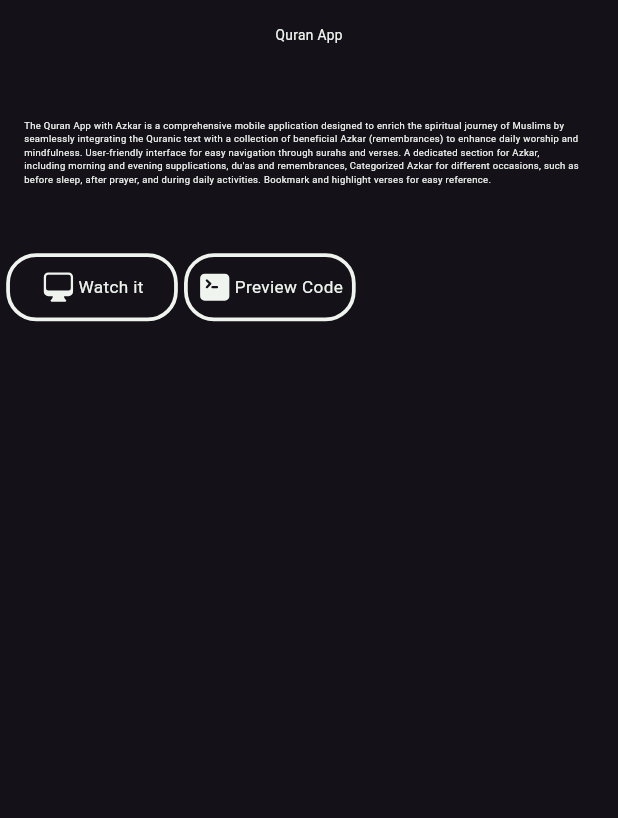
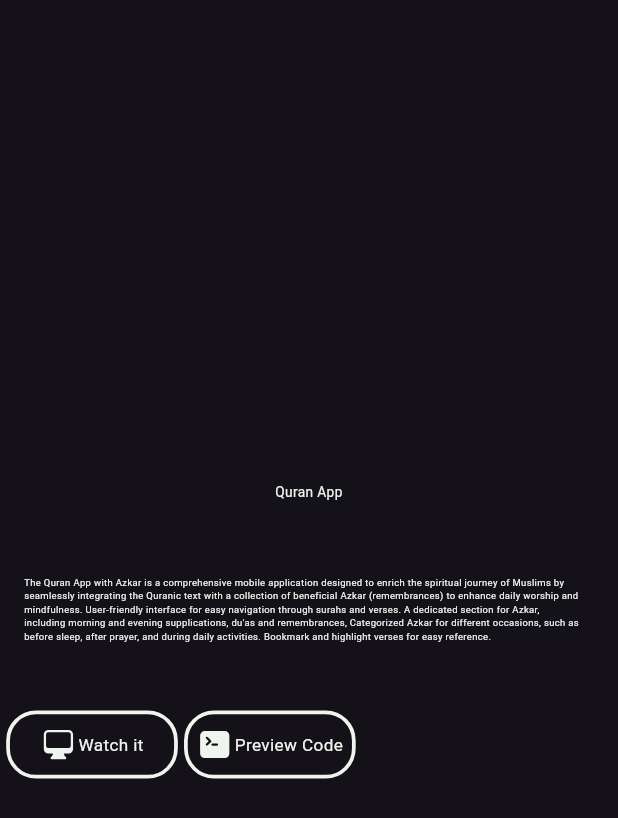
Before and after one commit to Mohammad-Adel-Metwalli/my_portfolio, a Flutter app: the BackContainerWorkWidget widget shown alone on an empty page, opened directly with empty values, on a phone screen of 412 x 824 dp. Shown: the top 818 px of the screen. Run offline on Flutter 3.47's test engine with Material 3 defaults, Android fonts, the phone set to English and light mode, and no system bars; our stand-ins replace flutter_animate, flutter_screenutil, flutter_spinkit, font_awesome_flutter, go_router, google_fonts and 1 more; missing offline and left inert: circle_list, dev_icons, fluentui_emoji_icon, flutter_islamic_icons, hexagon, universal_html; Roboto replaces fonts that are missing (Viga).

Commit message:
Last modification inshaAllah

```diff
--- a/lib/Core/Utils/Functions/used_functions.dart
+++ b/lib/Core/Utils/Functions/used_functions.dart
@@ -7,7 +7,7 @@ Future<void> downloadPdf() async
 {
   try
   {
-    final bytes = await rootBundle.load('Assets/PDFs/My Resume.pdf');
+    final bytes = await rootBundle.load('Assets/PDFs/Mohammad Adel Metwalli newest resume.pdf');
     final blob = html.Blob([bytes], 'application/pdf');
     final anchor = html.AnchorElement();
     anchor.href = html.Url.createObjectUrlFromBlob(blob);
--- a/lib/Core/Utils/constants.dart
+++ b/lib/Core/Utils/constants.dart
@@ -53,21 +53,37 @@ final skillsIconsNames = [
 final workExperienceList = [
   'Quran App',
   'QR Code App',
+  'متابعة الأستاذ مؤمن علي',
+  'SMS App',
+  'Enaam Mostafa\nPortfolio',
+  'Alaa Essam\nPortfolio'
 ];
 
 final workExperienceListSubtitle = [
   'The Quran App with Azkar is a comprehensive mobile application designed to enrich the spiritual journey of Muslims by seamlessly integrating the Quranic text with a collection of beneficial Azkar (remembrances) to enhance daily worship and mindfulness. User-friendly interface for easy navigation through surahs and verses. A dedicated section for Azkar, including morning and evening supplications, du\'as and remembrances, Categorized Azkar for different occasions, such as before sleep, after prayer, and during daily activities. Bookmark and highlight verses for easy reference.',
   'The QR Code Generator app is a versatile and user-friendly tool designed to simplify the process of sharing contact information and social media profiles. With a focus on popular platforms such as WhatsApp, LinkedIn, GitHub, Facebook, and Instagram, this app provides a convenient way to generate personalized QR codes for each of these services. Also, it will be stored in the gallery and can be shared with friends. The app works offline, ensuring that users can generate and share QR codes even in environments with limited or no internet connectivity, The app offers customization features, allowing users to personalize their QR codes with colors.',
+  'The app is designed to fetch and display student data from a Google Sheet. It allows teachers or administrators to monitor and track individual student performance, including attendance, quiz marks, and exam marks.\nThe primary purpose of the app is to provide a convenient and efficient way for teachers to track and manage student performance and attendance',
+  'The main purpose of this app is to facilitate sending SMS messages to students listed in a Google Sheet, categorized by secondary year and center names.\nOverall, the app simplifies the process of sending SMS notifications to students by integrating with Google Sheets to fetch student details.',
+  'The primary purpose of the app is to serve as an interactive and informative portfolio that showcases Eng.Enaam Mostafa\'s professional skills, projects, and educational offerings in the fields of data analysis, financial analysis, and Power BI. It aims to attract potential clients, employers, and trainees by demonstrating her expertise and the value she can provide through her services and courses.\nOverall, the app acts as a comprehensive platform for Eng.Enaam Mostafa to present her professional profile, share her experiences and achievements, and connect with interested parties looking for her expertise in data and financial analysis as well as Power BI.',
+  'The primary purpose of the app is to serve as an interactive and informative portfolio that showcases Eng.Alaa Essam\'s professional skills, projects, and educational offerings in the fields of data analysis, Microsoft apps, and Power BI. It aims to attract potential clients, employers, and trainees by demonstrating her expertise and the value she can provide through her services and courses.\nOverall, the app serves as a comprehensive platform for Eng. Alaa Essam to exhibit her skills, projects, and educational initiatives, while also providing a means for interested parties to connect with her. It presents a professional and polished image, reflecting Eng. Alaa Essam\'s commitment to excellence in her field.',
 ];
 
 final watchAppLinks = [
   'https://www.linkedin.com/posts/mohammad-adel-metwalli-21a102220_%D9%88-%D8%B1%D8%A8%D9%83-%D8%A7%D9%84%D8%BA%D9%81%D9%88%D8%B1-%D8%B0%D9%88-%D8%A7%D9%84%D8%B1%D8%AD%D9%85%D8%A9-%D8%A8%D8%B9%D8%AF-%D8%AA%D9%88%D9%81%D9%8A%D9%82-%D8%A7%D9%84%D9%84%D9%87-activity-7079210607484239872-2UVj?utm_source=share&utm_medium=member_desktop',
   'https://www.linkedin.com/posts/mohammad-adel-metwalli-21a102220_%D9%81%D8%B3%D8%A8%D8%AD%D9%86-%D9%B1%D9%84%D9%84%D9%87-%D8%AD%D9%8A%D9%86-%D8%AA%D9%85%D8%B3%D9%88%D9%86-%D9%88%D8%AD%D9%8A%D9%86-activity-7118720781693427712-0W3n?utm_source=share&utm_medium=member_desktop',
+  'https://play.google.com/store/apps/details?id=at.cacheup.moamenali',
+  '',
+  'https://enaam-mostafa.web.app/',
+  'https://alaa-essam-portfolio.web.app/',
 ];
 
 final previewCodeLinks = [
   'https://github.com/Mohammad-Adel-Metwalli/quran_app',
   'https://github.com/Mohammad-Adel-Metwalli/qr_code_app',
+  'https://github.com/Mohammad-Adel-Metwalli/Al-Manassa-Sheets-App',
+  'https://github.com/Mohammad-Adel-Metwalli/sms_app',
+  'https://github.com/Mohammad-Adel-Metwalli/enaam_mostafa_portfolio_project',
+  'https://github.com/Mohammad-Adel-Metwalli/alaa_essam_portfolio',
 ];
 
 List<Widget> socialMediaIcons = [
@@ -85,8 +101,17 @@ List<Widget> socialMediaIconsColored = [
 final workExperience = [
   Icon(FlutterIslamicIcons.solidQuran, size: 40.h, color: brown),
   Icon(HeroIcons.qr_code, size: 40.h, color: blackColor),
-  Icon(FontAwesomeIcons.briefcase , size: 30.h, color: darkPurple),
+  const SizedBox.shrink(),
+  Icon(Icons.sms_rounded, size: 40.h, color: blue),
+  const SizedBox.shrink(),
+  const SizedBox.shrink(),
 ];
+
+final someLogos = {
+  2: 'Assets/Images/MOMEN-ALI-BLACK.png',
+  4: 'Assets/Images/Enaam-Mostafa-Logo.jpg',
+  5: 'Assets/Images/Alaa Essam Logo.png',
+};
 
 String smallBrief = 'Hello!\nI\'m Mohammad Adel, a passionate Flutter developer with a keen interest in data analysis. Currently pursuing my studies in data analysis, I find the intersection of technology and data fascinating. My journey in the world of Flutter development has been an exciting one, allowing me to create dynamic and engaging cross-platform applications. As I continue to explore the realms of data analysis, I look forward to integrating these skills with my development expertise to build innovative solutions. Always eager to learn and grow, I am committed to staying at the forefront of technology and contributing to the ever-evolving landscape of software development and data science.';
 
--- a/lib/Features/Presentation/Views/Widgets/back_container_work_widget.dart
+++ b/lib/Features/Presentation/Views/Widgets/back_container_work_widget.dart
@@ -1,5 +1,7 @@
+import 'package:flutter/cupertino.dart';
 import 'package:flutter/material.dart';
 import 'package:flutter_screenutil/flutter_screenutil.dart';
+import 'package:google_fonts/google_fonts.dart';
 import 'package:my_portfolio/Features/Presentation/Views/Widgets/watch_and_preview_buttons.dart';
 import '../../../../Core/Utils/constant_colors.dart';
 import '../../../../Core/Utils/constants.dart';
@@ -16,15 +18,16 @@ class BackContainerWorkWidget extends StatelessWidget
   Widget build(BuildContext context)
   {
     return Column(
+      mainAxisAlignment: MainAxisAlignment.center,
       children: [
         SizedBox(height: MediaQuery.sizeOf(context).height * 0.02),
 
-        Text(workExperienceList[index], style: TextStyle(color: babyPowder, fontSize: 8.sp)),
+        Text(workExperienceList[index], style: index == 2 ? GoogleFonts.amiri(color: babyPowder, fontSize: 8.sp, fontWeight: FontWeight.bold) : TextStyle(color: babyPowder, fontSize: 8.sp), textAlign: TextAlign.center),
 
         SizedBox(height: MediaQuery.sizeOf(context).height * 0.05),
 
         ListTile(
-          subtitle: Text(workExperienceListSubtitle[index], style: TextStyle(color: babyPowder, fontSize: MediaQuery.sizeOf(context).width <= 990 ? (5.5).sp : 4.sp)),
+          subtitle: Text(workExperienceListSubtitle[index], style: TextStyle(color: babyPowder, fontSize: MediaQuery.sizeOf(context).width <= 995 ? (5.5).sp : 4.sp), overflow: TextOverflow.ellipsis, maxLines: index == 2 || index == 4 || index == 5 ? 8 : 11),
         ),
 
         SizedBox(height: index == 1 ? MediaQuery.sizeOf(context).height * 0.02 : MediaQuery.sizeOf(context).height * 0.045),
--- a/lib/Features/Presentation/Views/Widgets/list_view_work.dart
+++ b/lib/Features/Presentation/Views/Widgets/list_view_work.dart
@@ -1,4 +1,5 @@
 import 'package:flutter/material.dart';
+import '../../../../Core/Utils/constants.dart';
 import 'list_view_work_item.dart';
 
 class ListViewWork extends StatelessWidget
@@ -12,7 +13,7 @@ class ListViewWork extends StatelessWidget
   {
     return Center(
       child: ListView.builder(
-        itemCount: 2,
+        itemCount: workExperienceListSubtitle.length,
         scrollDirection: Axis.horizontal,
         padding: EdgeInsets.only(left: MediaQuery.sizeOf(context).width * 0.085),
         itemBuilder: (context, index) => ListViewWorkItem(index: index),
--- a/lib/Features/Presentation/Views/Widgets/preview_button.dart
+++ b/lib/Features/Presentation/Views/Widgets/preview_button.dart
@@ -24,7 +24,7 @@ class _PreviewButtonState extends State<PreviewButton>
   @override
   Widget build(BuildContext context)
   {
-    return GestureDetector(
+    return previewCodeLinks[widget.index] == '' ? const SizedBox.shrink() : GestureDetector(
       onTap: () => launchUrlMedia(previewCodeLinks[widget.index]),
 
       child: MouseRegion(
--- a/lib/Features/Presentation/Views/Widgets/watch_button.dart
+++ b/lib/Features/Presentation/Views/Widgets/watch_button.dart
@@ -24,7 +24,7 @@ class _WatchButtonState extends State<WatchButton>
   @override
   Widget build(BuildContext context)
   {
-    return GestureDetector(
+    return watchAppLinks[widget.index] == '' ? const SizedBox.shrink() : GestureDetector(
       onTap: () => launchUrlMedia(watchAppLinks[widget.index]),
 
       child: MouseRegion(
```
Also changed, not shown: lib/Features/Presentation/Views/Widgets/icons_of_work_experience.dart (+6 -1 lines), pubspec.yaml (+7 -7 lines), Assets/Images/Alaa Essam Logo.png (added), Assets/Images/Enaam-Mostafa-Logo.jpg (added), Assets/Images/MOMEN-ALI-BLACK.png (added), pubspec.lock, 2 other files.
